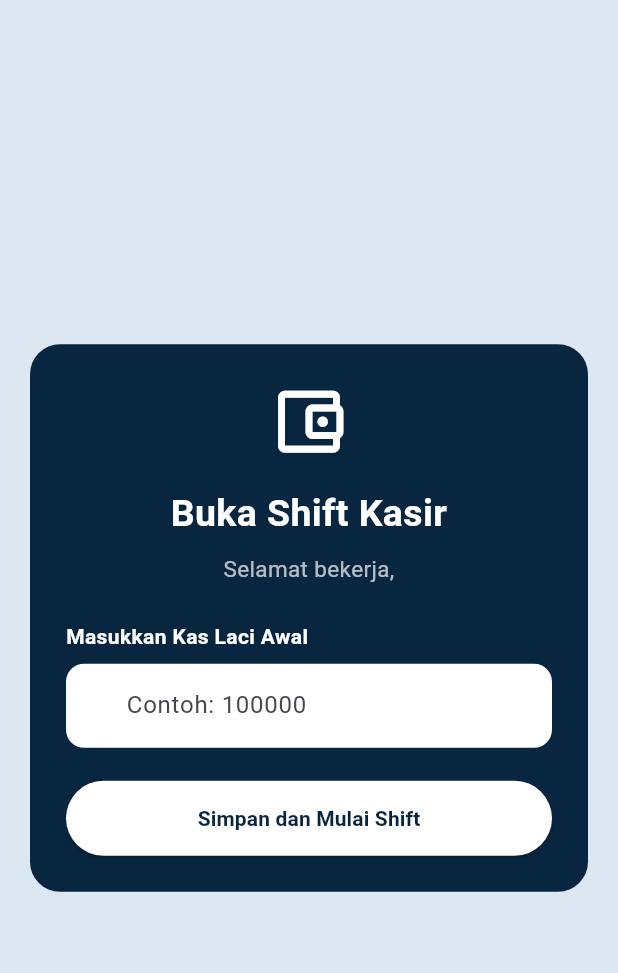
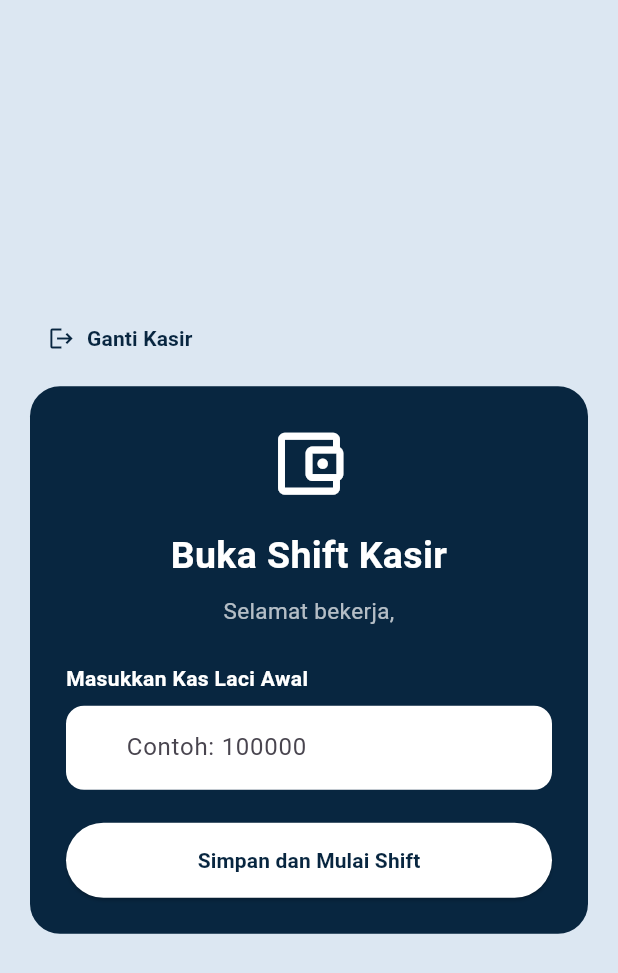
Before and after one commit to sindysyahfitri2-desig/Celciuos, a Flutter app: the BukaShiftPage screen opened directly with empty values, on a phone screen of 412 x 824 dp. Shown: the top 973 px of the screen. Run offline on Flutter 3.47's test engine with Material 3 defaults, Android fonts, the light colour scheme and no system bars; our stand-ins replace camera, google_fonts, image_picker, shared_preferences; missing offline and left inert: excel, file_saver; accounts and stored records are empty.

Commit message:
Add cashier logout button on opening shift page

```diff
--- a/lib/features/kasir/presentation/buka_shift_page.dart
+++ b/lib/features/kasir/presentation/buka_shift_page.dart
@@ -1,3 +1,4 @@
+
 import 'package:flutter/material.dart';
 import 'package:kasir_celcious_coffe/features/kasir/application/cashier_shift_service.dart';
 import 'package:kasir_celcious_coffe/features/kasir/presentation/kasir_page.dart';
@@ -22,6 +23,40 @@ class _BukaShiftPageState extends State<BukaShiftPage> {
 
   static const Color navy = Color(0xff082640);
 
+  // Konfirmasi sebelum mengganti kasir
+  Future<void> _konfirmasiGantiKasir() async {
+    if (_loading) return;
+
+    final yakin = await showDialog<bool>(
+      context: context,
+      builder: (dialogContext) => AlertDialog(
+        title: const Text('Ganti Kasir?'),
+        content: const Text(
+          'Apakah kamu yakin ingin keluar dari sesi ini '
+          'dan kembali ke halaman pilih profil kasir?',
+        ),
+        actions: [
+          TextButton(
+            onPressed: () => Navigator.pop(dialogContext, false),
+            child: const Text('Batal'),
+          ),
+          ElevatedButton(
+            onPressed: () => Navigator.pop(dialogContext, true),
+            style: ElevatedButton.styleFrom(
+              backgroundColor: navy,
+              foregroundColor: Colors.white,
+            ),
+            child: const Text('Ya, Ganti Kasir'),
+          ),
+        ],
+      ),
+    );
+
+    if (yakin == true && mounted) {
+      widget.onLogout();
+    }
+  }
+
   Future<void> _bukaShift() async {
     if (_loading) return;
 
@@ -36,7 +71,9 @@ class _BukaShiftPageState extends State<BukaShiftPage> {
       if (!mounted) return;
 
       Navigator.of(context).pushReplacement(
-        MaterialPageRoute(builder: (_) => kasirPage(onLogout: widget.onLogout)),
+        MaterialPageRoute(
+          builder: (_) => kasirPage(onLogout: widget.onLogout),
+        ),
       );
     } catch (e) {
       if (!mounted) return;
@@ -69,7 +106,33 @@ class _BukaShiftPageState extends State<BukaShiftPage> {
           padding: const EdgeInsets.all(20),
           child: ConstrainedBox(
             constraints: const BoxConstraints(maxWidth: 420),
-            child: Container(
+            child: Column(
+              crossAxisAlignment: CrossAxisAlignment.stretch,
+              children: [
+                // Tombol Ganti Kasir
+                Align(
+                  alignment: Alignment.centerLeft,
+                  child: TextButton.icon(
+                    onPressed:
+                        _loading ? null : _konfirmasiGantiKasir,
+                    icon: const Icon(
+                      Icons.logout,
+                      color: navy,
+                    ),
+                    label: const Text(
+                      'Ganti Kasir',
+                      style: TextStyle(
+                        color: navy,
+                        fontWeight: FontWeight.bold,
+                      ),
+                    ),
+                  ),
+                ),
+
+                const SizedBox(height: 8),
+
+                // Kotak Buka Shift
+                Container(
                   padding: const EdgeInsets.all(24),
                   decoration: BoxDecoration(
                     color: navy,
@@ -98,7 +161,10 @@ class _BukaShiftPageState extends State<BukaShiftPage> {
                       Text(
                         'Selamat bekerja, ${widget.namaKasir}',
                         textAlign: TextAlign.center,
-                    style: const TextStyle(color: Colors.white70, fontSize: 15),
+                        style: const TextStyle(
+                          color: Colors.white70,
+                          fontSize: 15,
+                        ),
                       ),
                       const SizedBox(height: 25),
                       const Text(
@@ -129,13 +195,20 @@ class _BukaShiftPageState extends State<BukaShiftPage> {
                         style: ElevatedButton.styleFrom(
                           backgroundColor: Colors.white,
                           foregroundColor: navy,
-                      padding: const EdgeInsets.symmetric(vertical: 15),
+                          padding: const EdgeInsets.symmetric(
+                            vertical: 15,
+                          ),
                         ),
                         child: _loading
                             ? const CircularProgressIndicator()
                             : const Text(
                                 'Simpan dan Mulai Shift',
-                            style: TextStyle(fontWeight: FontWeight.bold),
+                                style: TextStyle(
+                                  fontWeight: FontWeight.bold,
+                                ),
+                              ),
+                      ),
+                    ],
                   ),
                 ),
               ],
@@ -143,7 +216,6 @@ class _BukaShiftPageState extends State<BukaShiftPage> {
           ),
         ),
       ),
-      ),
     );
   }
 }
```
Lines whose indentation alone changed are shown as unchanged.
